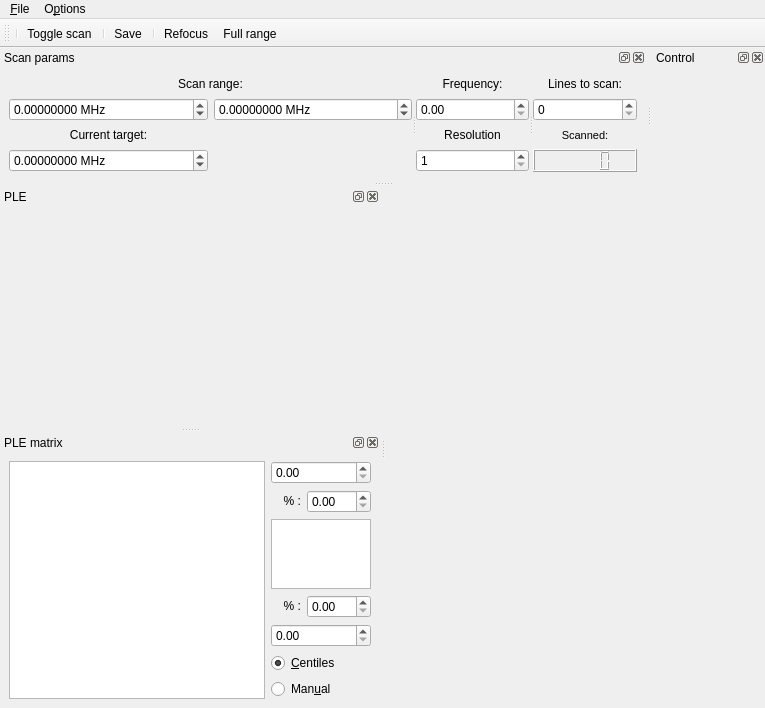
The window that src/qudi/gui/ple/ple_gui.ui (bbuusshh/scudi) describes before a commit, drawn with Qt 5.
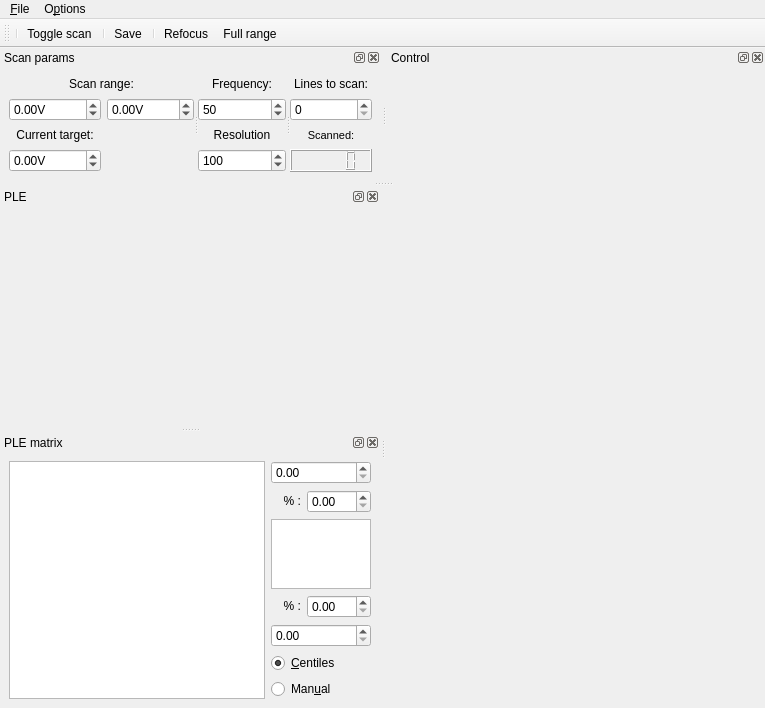
The same window after the commit. Icons and pictures are not drawn. Custom widgets are drawn as their Qt base class.

Patch:
```diff
--- a/src/qudi/gui/ple/ple_gui.ui
+++ b/src/qudi/gui/ple/ple_gui.ui
@@ -82,7 +82,7 @@
   </widget>
   <widget class="QDockWidget" name="scan_control_DockWidget">
    <property name="sizePolicy">
-    <sizepolicy hsizetype="Preferred" vsizetype="Preferred">
+    <sizepolicy hsizetype="Expanding" vsizetype="Expanding">
      <horstretch>0</horstretch>
      <verstretch>0</verstretch>
     </sizepolicy>
@@ -143,10 +143,10 @@
                 <bool>true</bool>
                </property>
                <property name="suffix">
-                <string> MHz</string>
+                <string>V</string>
                </property>
                <property name="decimals">
-                <number>8</number>
+                <number>2</number>
                </property>
                <property name="minimum">
                 <double>-99.000000000000000</double>
@@ -162,10 +162,10 @@
                 <string/>
                </property>
                <property name="suffix">
-                <string> MHz</string>
+                <string>V</string>
                </property>
                <property name="decimals">
-                <number>8</number>
+                <number>2</number>
                </property>
                <property name="minimum">
                 <double>-99.000000000000000</double>
@@ -197,10 +197,10 @@
               </size>
              </property>
              <property name="suffix">
-              <string> MHz</string>
+              <string>V</string>
              </property>
              <property name="decimals">
-              <number>8</number>
+              <number>2</number>
              </property>
              <property name="minimum">
               <double>-99.000000000000000</double>
@@ -264,10 +264,16 @@
               <string/>
              </property>
              <property name="decimals">
-              <number>2</number>
+              <number>0</number>
+             </property>
+             <property name="minimum">
+              <double>1.000000000000000</double>
              </property>
              <property name="maximum">
-              <double>100000000.000000000000000</double>
+              <double>1000.000000000000000</double>
+             </property>
+             <property name="value">
+              <double>50.000000000000000</double>
              </property>
             </widget>
            </item>
@@ -306,7 +312,10 @@
               <double>1.000000000000000</double>
              </property>
              <property name="maximum">
-              <double>10000.000000000000000</double>
+              <double>1000.000000000000000</double>
+             </property>
+             <property name="value">
+              <double>100.000000000000000</double>
              </property>
             </widget>
            </item>
@@ -342,6 +351,9 @@
                <height>0</height>
               </size>
              </property>
+             <property name="maximum">
+              <number>1000</number>
+             </property>
             </widget>
            </item>
           </layout>
@@ -379,7 +391,7 @@
    <property name="minimumSize">
     <size>
      <width>80</width>
-     <height>38</height>
+     <height>63</height>
     </size>
    </property>
    <property name="windowTitle">
@@ -388,7 +400,26 @@
    <attribute name="dockWidgetArea">
     <number>4</number>
    </attribute>
-   <widget class="QWidget" name="dockWidgetContents"/>
+   <widget class="QWidget" name="dockWidgetContents">
+    <layout class="QGridLayout" name="gridLayout_7">
+     <item row="0" column="0">
+      <spacer name="horizontalSpacer">
+       <property name="orientation">
+        <enum>Qt::Horizontal</enum>
+       </property>
+       <property name="sizeType">
+        <enum>QSizePolicy::Maximum</enum>
+       </property>
+       <property name="sizeHint" stdset="0">
+        <size>
+         <width>360</width>
+         <height>20</height>
+        </size>
+       </property>
+      </spacer>
+     </item>
+    </layout>
+   </widget>
   </widget>
   <widget class="QDockWidget" name="ple_data_dockWidget">
    <property name="sizePolicy">
```
